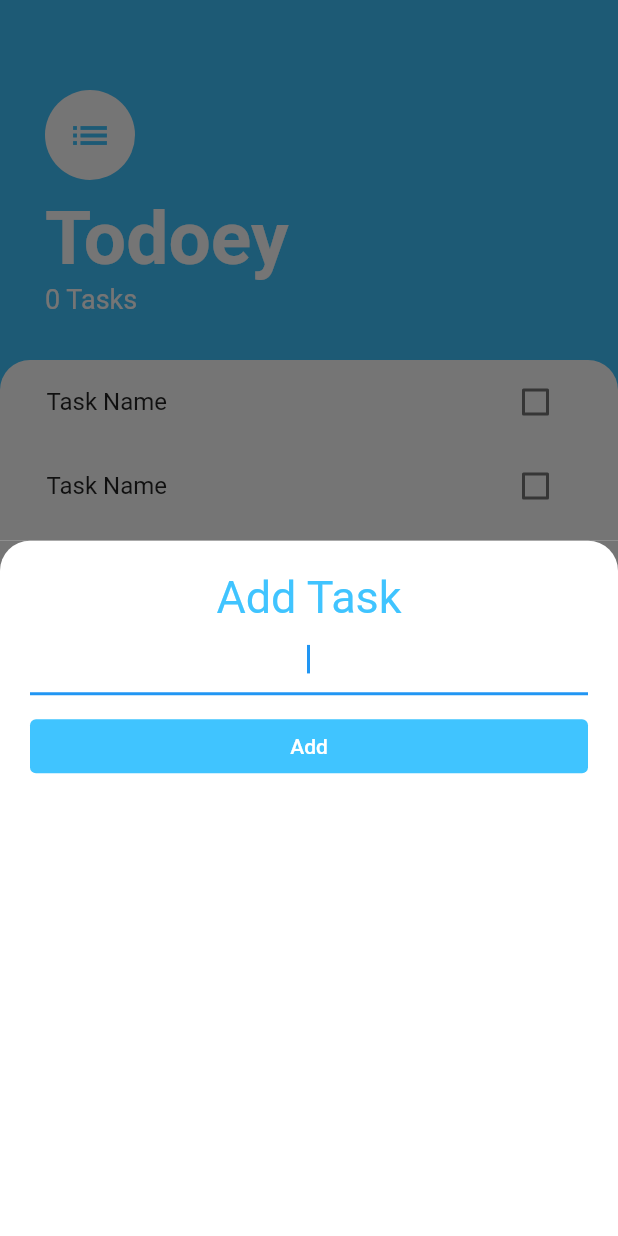
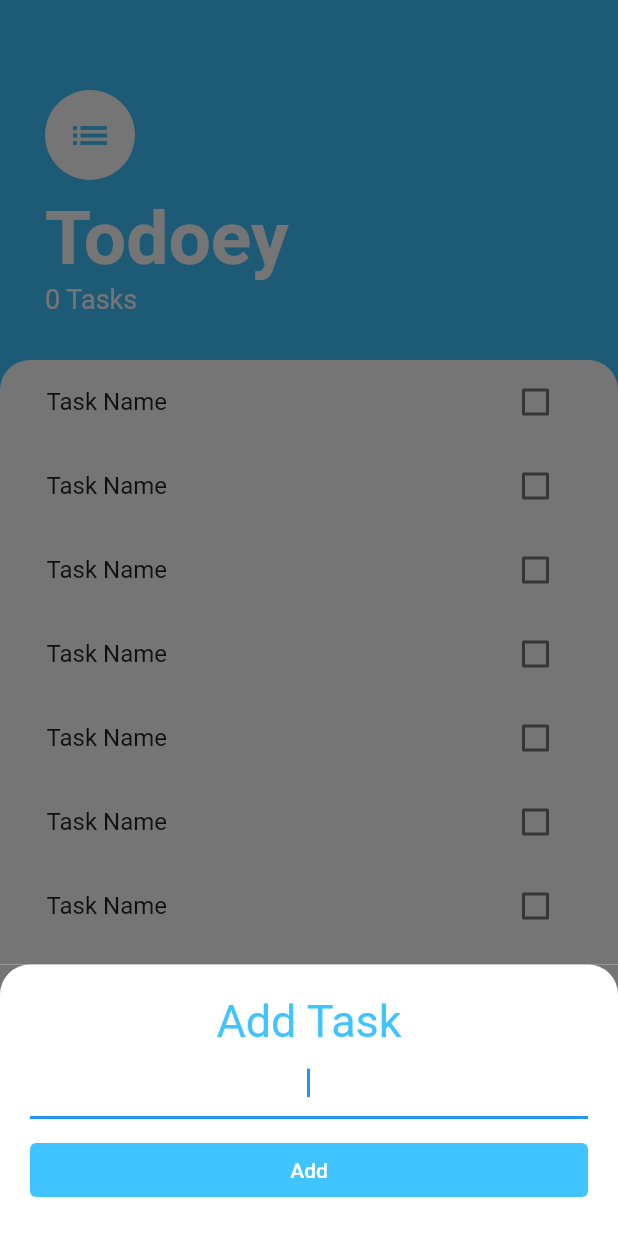
Before and after one commit to salvadorlemus/Flutter, a Flutter app: the TaskScreen screen opened directly, after a tap on the "add" icon, on a phone screen of 412 x 824 dp. Run offline on Flutter 3.47's test engine with Material 2 defaults, Android fonts, the phone set to English and light mode, and no system bars; statements that could not run were skipped.

Commit message:
Fix BottomSheet not having enough space on screen by uson g a media query, wrap it in a SingleChildScrollView and setting their inScrolledControlled property to true.

```diff
--- a/lib/Screens/taskScreen.dart
+++ b/lib/Screens/taskScreen.dart
@@ -72,8 +72,24 @@ class TaskScreen extends StatelessWidget {
         backgroundColor: Colors.lightBlueAccent,
         child: const Icon(Icons.add),
         onPressed: () {
+          // By default, the BottomSheet will take up half the screen.
+          //
+          // For certain screen sizes, this may mean the Add button is obscured.
+          // Setting the isScrolledControlled property to true you can make the
+          // modal take up the full screen.
+          //
+          //To have the AddTaskScreen sit just above the keyboard,
+          // you can wrap it inside a SingleChildScrollView, which determines
+          // the padding at the bottom using a MediaQuery.
           showModalBottomSheet(
-              context: context, builder: (context) => AddTaskScreen());
+            isScrollControlled: true,
+            context: context,
+            builder: (context) => SingleChildScrollView(
+              padding: EdgeInsets.only(
+                  bottom: MediaQuery.of(context).viewInsets.bottom),
+              child: AddTaskScreen(),
+            ),
+          );
         },
       ),
     );
```
